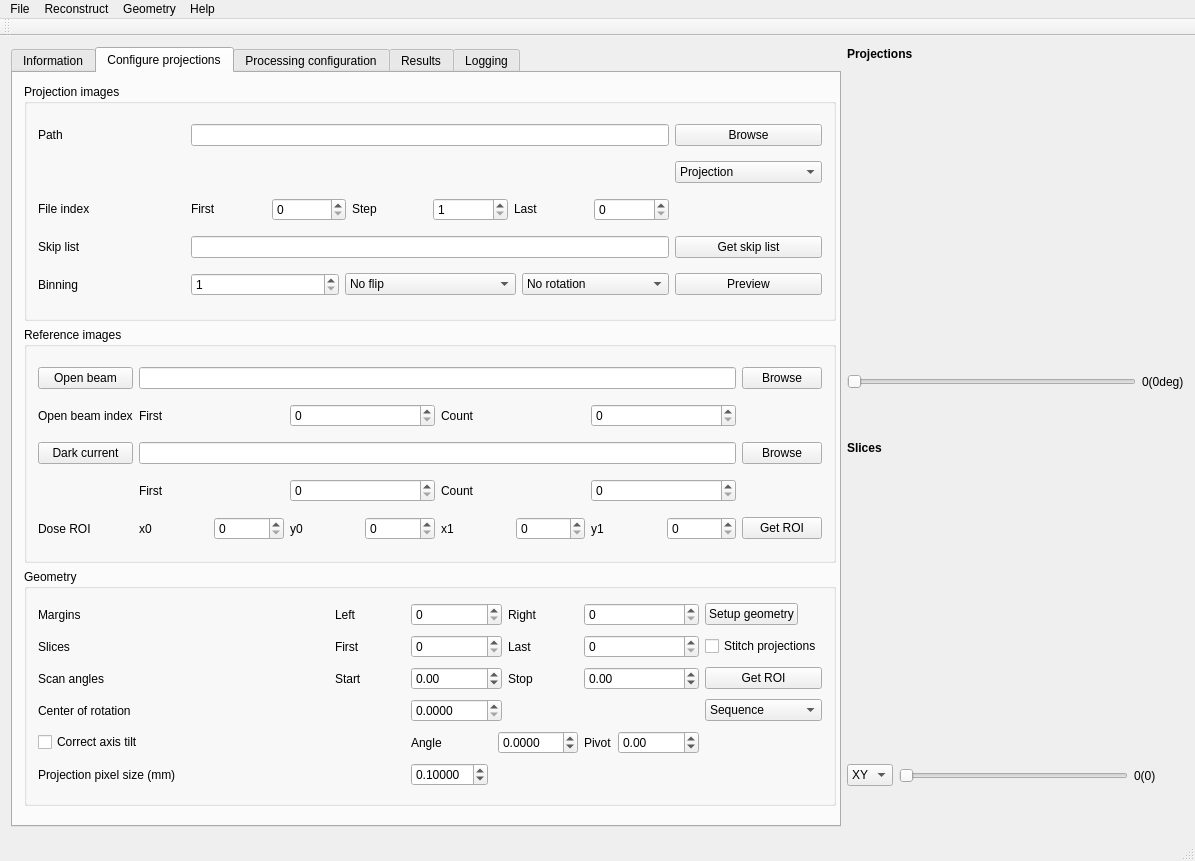
Above: src/muhrec3/muhrecmainwindow.ui from neutronimaging/imagingsuite before the change. Below: the same form after it.
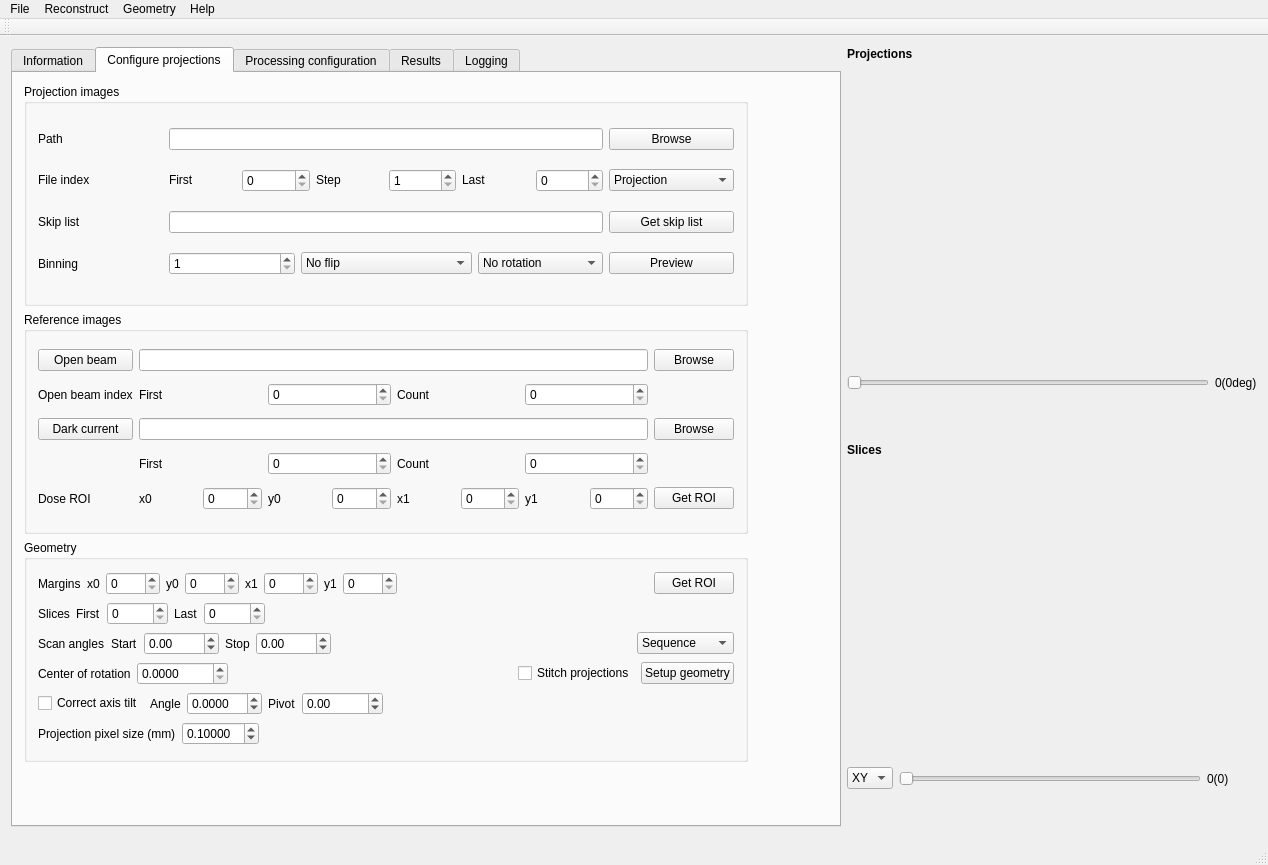
That is the form after the change. Custom widgets are drawn as their Qt base class.

Commit message: Changed margin and slices handling to specifying full projection ROI and then only selecting the slices. GUI interaction is still pending for the slices.

```diff
--- a/src/muhrec3/muhrecmainwindow.ui
+++ b/src/muhrec3/muhrecmainwindow.ui
@@ -6,8 +6,8 @@
    <rect>
     <x>0</x>
     <y>0</y>
-    <width>1195</width>
-    <height>861</height>
+    <width>1268</width>
+    <height>865</height>
    </rect>
   </property>
   <property name="windowTitle">
@@ -141,8 +141,8 @@
            <rect>
             <x>0</x>
             <y>0</y>
-            <width>834</width>
-            <height>744</height>
+            <width>746</width>
+            <height>700</height>
            </rect>
           </property>
           <layout class="QVBoxLayout" name="layoutProjectionInformation">
@@ -345,36 +345,6 @@
                 </item>
                </layout>
               </item>
-              <item row="1" column="4">
-               <widget class="QComboBox" name="comboProjectionStyle">
-                <property name="toolTip">
-                 <string>Data representation in the images</string>
-                </property>
-                <property name="whatsThis">
-                 <string/>
-                </property>
-                <item>
-                 <property name="text">
-                  <string>Projection</string>
-                 </property>
-                </item>
-                <item>
-                 <property name="text">
-                  <string>Sinogram</string>
-                 </property>
-                </item>
-                <item>
-                 <property name="text">
-                  <string>Same projection</string>
-                 </property>
-                </item>
-                <item>
-                 <property name="text">
-                  <string>Same slice</string>
-                 </property>
-                </item>
-               </widget>
-              </item>
               <item row="6" column="0">
                <widget class="QLabel" name="label_10">
                 <property name="text">
@@ -454,6 +424,36 @@
                 </property>
                </widget>
               </item>
+              <item row="2" column="4">
+               <widget class="QComboBox" name="comboProjectionStyle">
+                <property name="toolTip">
+                 <string>Data representation in the images</string>
+                </property>
+                <property name="whatsThis">
+                 <string/>
+                </property>
+                <item>
+                 <property name="text">
+                  <string>Projection</string>
+                 </property>
+                </item>
+                <item>
+                 <property name="text">
+                  <string>Sinogram</string>
+                 </property>
+                </item>
+                <item>
+                 <property name="text">
+                  <string>Same projection</string>
+                 </property>
+                </item>
+                <item>
+                 <property name="text">
+                  <string>Same slice</string>
+                 </property>
+                </item>
+               </widget>
+              </item>
              </layout>
             </widget>
            </item>
@@ -706,56 +706,110 @@
              <property name="title">
               <string>Geometry</string>
              </property>
-             <layout class="QGridLayout" name="gridLayout_4">
-              <item row="0" column="0">
+             <layout class="QVBoxLayout" name="verticalLayout">
+              <item>
+               <layout class="QHBoxLayout" name="horizontalLayout_8">
+                <item>
                <widget class="QLabel" name="label_25">
                 <property name="text">
                  <string>Margins</string>
                 </property>
                </widget>
               </item>
-              <item row="0" column="3">
-               <widget class="QLabel" name="label_29">
+                <item>
+                 <layout class="QHBoxLayout" name="horizontalLayout_9">
+                  <item>
+                   <widget class="QLabel" name="label_7">
                 <property name="text">
-                 <string>Left</string>
-                </property>
-                <property name="buddy">
-                 <cstring>spinMarginLeft</cstring>
+                     <string>x0</string>
+                    </property>
+                   </widget>
+                  </item>
+                  <item>
+                   <widget class="QSpinBox" name="spinProjROIx0">
+                    <property name="maximum">
+                     <number>9999</number>
                 </property>
                </widget>
               </item>
-              <item row="0" column="4">
-               <widget class="QSpinBox" name="spinMarginLeft">
+                  <item>
+                   <widget class="QLabel" name="label_15">
+                    <property name="text">
+                     <string>y0</string>
+                    </property>
+                   </widget>
+                  </item>
+                  <item>
+                   <widget class="QSpinBox" name="spinProjROIy0">
                 <property name="maximum">
-                 <number>10000</number>
+                     <number>9999</number>
                 </property>
                </widget>
               </item>
-              <item row="0" column="5">
-               <widget class="QLabel" name="label_30">
+                  <item>
+                   <widget class="QLabel" name="label_44">
                 <property name="text">
-                 <string>Right</string>
-                </property>
-                <property name="buddy">
-                 <cstring>spinMarginRight</cstring>
+                     <string>x1</string>
+                    </property>
+                   </widget>
+                  </item>
+                  <item>
+                   <widget class="QSpinBox" name="spinProjROIx1">
+                    <property name="maximum">
+                     <number>9999</number>
                 </property>
                </widget>
               </item>
-              <item row="0" column="6">
-               <widget class="QSpinBox" name="spinMarginRight">
+                  <item>
+                   <widget class="QLabel" name="label_45">
+                    <property name="text">
+                     <string>y1</string>
+                    </property>
+                   </widget>
+                  </item>
+                  <item>
+                   <widget class="QSpinBox" name="spinProjROIy1">
                 <property name="maximum">
-                 <number>10000</number>
+                     <number>9999</number>
                 </property>
                </widget>
               </item>
-              <item row="1" column="0">
+                 </layout>
+                </item>
+                <item>
+                 <spacer name="horizontalSpacer_7">
+                  <property name="orientation">
+                   <enum>Qt::Horizontal</enum>
+                  </property>
+                  <property name="sizeHint" stdset="0">
+                   <size>
+                    <width>40</width>
+                    <height>20</height>
+                   </size>
+                  </property>
+                 </spacer>
+                </item>
+                <item>
+                 <widget class="QPushButton" name="buttonGetReconROI">
+                  <property name="text">
+                   <string>Get ROI</string>
+                  </property>
+                 </widget>
+                </item>
+               </layout>
+              </item>
+              <item>
+               <layout class="QHBoxLayout" name="horizontalLayout_10">
+                <item>
                <widget class="QLabel" name="label_26">
                 <property name="text">
                  <string>Slices</string>
                 </property>
                </widget>
               </item>
-              <item row="1" column="3">
+                <item>
+                 <layout class="QHBoxLayout" name="horizontalLayout_13">
+                  <item>
                <widget class="QLabel" name="label_31">
                 <property name="text">
                  <string>First</string>
@@ -765,14 +819,14 @@
                 </property>
                </widget>
               </item>
-              <item row="1" column="4">
+                  <item>
                <widget class="QSpinBox" name="spinSlicesFirst">
                 <property name="maximum">
                  <number>10000</number>
                 </property>
                </widget>
               </item>
-              <item row="1" column="5">
+                  <item>
                <widget class="QLabel" name="label_32">
                 <property name="text">
                  <string>Last</string>
@@ -782,21 +836,42 @@
                 </property>
                </widget>
               </item>
-              <item row="1" column="6">
+                  <item>
                <widget class="QSpinBox" name="spinSlicesLast">
                 <property name="maximum">
                  <number>10000</number>
                 </property>
                </widget>
               </item>
-              <item row="2" column="0">
+                 </layout>
+                </item>
+                <item>
+                 <spacer name="horizontalSpacer_2">
+                  <property name="orientation">
+                   <enum>Qt::Horizontal</enum>
+                  </property>
+                  <property name="sizeHint" stdset="0">
+                   <size>
+                    <width>40</width>
+                    <height>20</height>
+                   </size>
+                  </property>
+                 </spacer>
+                </item>
+               </layout>
+              </item>
+              <item>
+               <layout class="QHBoxLayout" name="horizontalLayout_14">
+                <item>
                <widget class="QLabel" name="label_27">
                 <property name="text">
                  <string>Scan angles</string>
                 </property>
                </widget>
               </item>
-              <item row="2" column="3">
+                <item>
+                 <layout class="QHBoxLayout" name="horizontalLayout_15">
+                  <item>
                <widget class="QLabel" name="label_33">
                 <property name="text">
                  <string>Start</string>
@@ -806,7 +881,7 @@
                 </property>
                </widget>
               </item>
-              <item row="2" column="4">
+                  <item>
                <widget class="QDoubleSpinBox" name="dspinAngleStart">
                 <property name="minimum">
                  <double>-1000.000000000000000</double>
@@ -816,7 +891,7 @@
                 </property>
                </widget>
               </item>
-              <item row="2" column="5">
+                  <item>
                <widget class="QLabel" name="label_34">
                 <property name="text">
                  <string>Stop</string>
@@ -826,7 +901,7 @@
                 </property>
                </widget>
               </item>
-              <item row="2" column="6">
+                  <item>
                <widget class="QDoubleSpinBox" name="dspinAngleStop">
                 <property name="minimum">
                  <double>-1000.000000000000000</double>
@@ -836,8 +911,47 @@
                 </property>
                </widget>
               </item>
-              <item row="3" column="0" colspan="2">
+                 </layout>
+                </item>
+                <item>
+                 <spacer name="horizontalSpacer_5">
+                  <property name="orientation">
+                   <enum>Qt::Horizontal</enum>
+                  </property>
+                  <property name="sizeHint" stdset="0">
+                   <size>
+                    <width>40</width>
+                    <height>20</height>
+                   </size>
+                  </property>
+                 </spacer>
+                </item>
+                <item>
+                 <widget class="QComboBox" name="comboDataSequence">
+                  <item>
+                   <property name="text">
+                    <string>Sequence</string>
+                   </property>
+                  </item>
+                  <item>
+                   <property name="text">
+                    <string>Golden ratio</string>
+                   </property>
+                  </item>
+                 </widget>
+                </item>
+               </layout>
+              </item>
+              <item>
+               <layout class="QHBoxLayout" name="horizontalLayout_16">
+                <item>
                <widget class="QLabel" name="label_28">
+                  <property name="sizePolicy">
+                   <sizepolicy hsizetype="Preferred" vsizetype="Preferred">
+                    <horstretch>0</horstretch>
+                    <verstretch>0</verstretch>
+                   </sizepolicy>
+                  </property>
                 <property name="text">
                  <string>Center of rotation</string>
                 </property>
@@ -846,20 +960,7 @@
                 </property>
                </widget>
               </item>
-              <item row="3" column="2" colspan="2">
-               <spacer name="horizontalSpacer">
-                <property name="orientation">
-                 <enum>Qt::Horizontal</enum>
-                </property>
-                <property name="sizeHint" stdset="0">
-                 <size>
-                  <width>68</width>
-                  <height>20</height>
-                 </size>
-                </property>
-               </spacer>
-              </item>
-              <item row="3" column="4">
+                <item>
                <widget class="QDoubleSpinBox" name="dspinRotationCenter">
                 <property name="decimals">
                  <number>4</number>
@@ -872,7 +973,44 @@
                 </property>
                </widget>
               </item>
-              <item row="4" column="0" colspan="3">
+                <item>
+                 <spacer name="horizontalSpacer_6">
+                  <property name="orientation">
+                   <enum>Qt::Horizontal</enum>
+                  </property>
+                  <property name="sizeHint" stdset="0">
+                   <size>
+                    <width>40</width>
+                    <height>20</height>
+                   </size>
+                  </property>
+                 </spacer>
+                </item>
+                <item>
+                 <widget class="QCheckBox" name="check_stitchprojections">
+                  <property name="text">
+                   <string>Stitch projections</string>
+                  </property>
+                 </widget>
+                </item>
+                <item>
+                 <widget class="QPushButton" name="buttonConfigGeometry">
+                  <property name="sizePolicy">
+                   <sizepolicy hsizetype="Fixed" vsizetype="Fixed">
+                    <horstretch>0</horstretch>
+                    <verstretch>0</verstretch>
+                   </sizepolicy>
+                  </property>
+                  <property name="text">
+                   <string>Setup geometry</string>
+                  </property>
+                 </widget>
+                </item>
+               </layout>
+              </item>
+              <item>
+               <layout class="QHBoxLayout" name="horizontalLayout_7">
+                <item>
                <widget class="QCheckBox" name="checkCorrectTilt">
                 <property name="sizePolicy">
                  <sizepolicy hsizetype="Maximum" vsizetype="Fixed">
@@ -885,8 +1023,8 @@
                 </property>
                </widget>
               </item>
-              <item row="4" column="4" colspan="2">
-               <layout class="QHBoxLayout" name="horizontalLayout_2">
+                <item>
+                 <layout class="QHBoxLayout" name="layoutTilt">
                 <item>
                  <widget class="QLabel" name="label_35">
                   <property name="text">
@@ -913,10 +1051,6 @@
                   </property>
                  </widget>
                 </item>
-               </layout>
-              </item>
-              <item row="4" column="6">
-               <layout class="QHBoxLayout" name="horizontalLayout_3">
                 <item>
                  <widget class="QLabel" name="label_36">
                   <property name="text">
@@ -939,7 +1073,24 @@
                 </item>
                </layout>
               </item>
-              <item row="5" column="0">
+                <item>
+                 <spacer name="horizontalSpacer">
+                  <property name="orientation">
+                   <enum>Qt::Horizontal</enum>
+                  </property>
+                  <property name="sizeHint" stdset="0">
+                   <size>
+                    <width>40</width>
+                    <height>20</height>
+                   </size>
+                  </property>
+                 </spacer>
+                </item>
+               </layout>
+              </item>
+              <item>
+               <layout class="QHBoxLayout" name="horizontalLayout_3">
+                <item>
                <widget class="QLabel" name="label_37">
                 <property name="text">
                  <string>Projection pixel size (mm)</string>
@@ -949,48 +1100,7 @@
                 </property>
                </widget>
               </item>
-              <item row="3" column="7">
-               <widget class="QComboBox" name="comboDataSequence">
                 <item>
-                 <property name="text">
-                  <string>Sequence</string>
-                 </property>
-                </item>
-                <item>
-                 <property name="text">
-                  <string>Golden ratio</string>
-                 </property>
-                </item>
-               </widget>
-              </item>
-              <item row="2" column="7">
-               <widget class="QPushButton" name="buttonGetReconROI">
-                <property name="text">
-                 <string>Get ROI</string>
-                </property>
-               </widget>
-              </item>
-              <item row="1" column="7">
-               <widget class="QCheckBox" name="check_stitchprojections">
-                <property name="text">
-                 <string>Stitch projections</string>
-                </property>
-               </widget>
-              </item>
-              <item row="0" column="7">
-               <widget class="QPushButton" name="buttonConfigGeometry">
-                <property name="sizePolicy">
-                 <sizepolicy hsizetype="Fixed" vsizetype="Fixed">
-                  <horstretch>0</horstretch>
-                  <verstretch>0</verstretch>
-                 </sizepolicy>
-                </property>
-                <property name="text">
-                 <string>Setup geometry</string>
-                </property>
-               </widget>
-              </item>
-              <item row="5" column="4">
                <widget class="QDoubleSpinBox" name="dspinResolution">
                 <property name="sizePolicy">
                  <sizepolicy hsizetype="Maximum" vsizetype="Fixed">
@@ -1012,6 +1122,21 @@
                 </property>
                </widget>
               </item>
+                <item>
+                 <spacer name="horizontalSpacer_4">
+                  <property name="orientation">
+                   <enum>Qt::Horizontal</enum>
+                  </property>
+                  <property name="sizeHint" stdset="0">
+                   <size>
+                    <width>40</width>
+                    <height>20</height>
+                   </size>
+                  </property>
+                 </spacer>
+                </item>
+               </layout>
+              </item>
              </layout>
             </widget>
            </item>
@@ -1609,7 +1734,7 @@
     <rect>
      <x>0</x>
      <y>0</y>
-     <width>1195</width>
+     <width>1268</width>
      <height>22</height>
     </rect>
    </property>
```
Left out of the diff: 10 changed lines with no effect on the pictures. Lines whose indentation alone changed are shown as unchanged. The commit also changes 8 other files.
